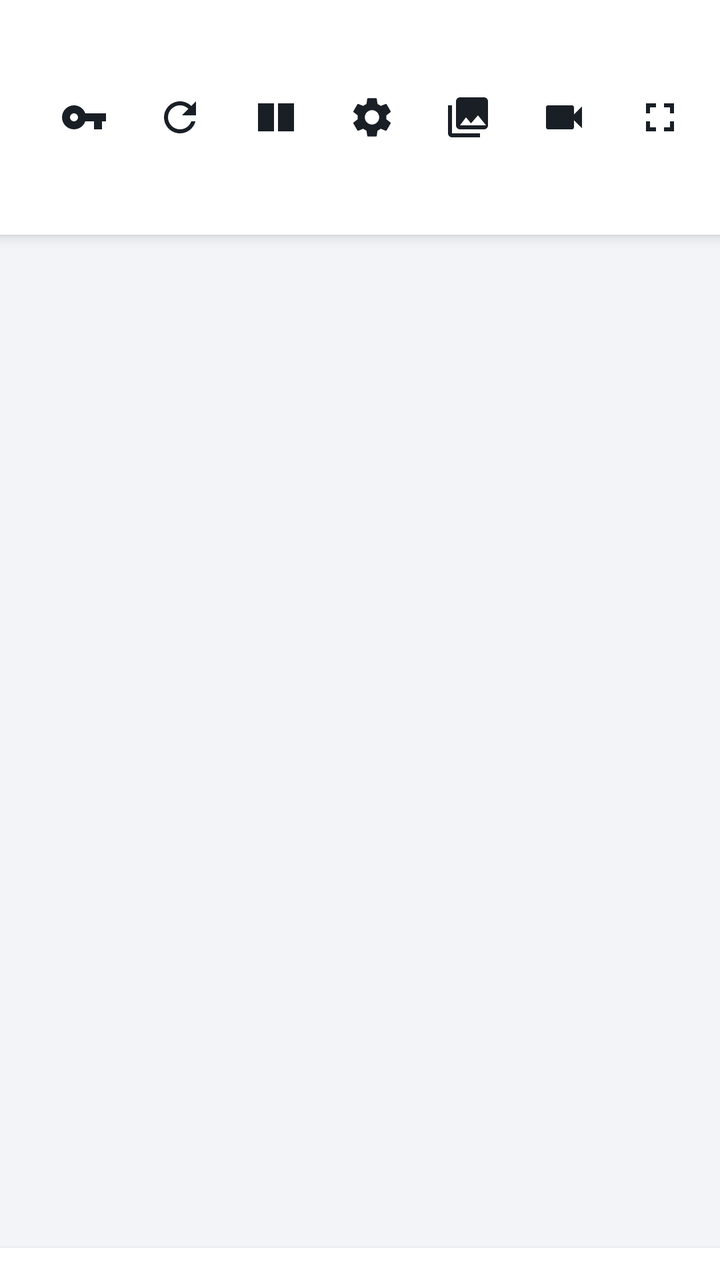
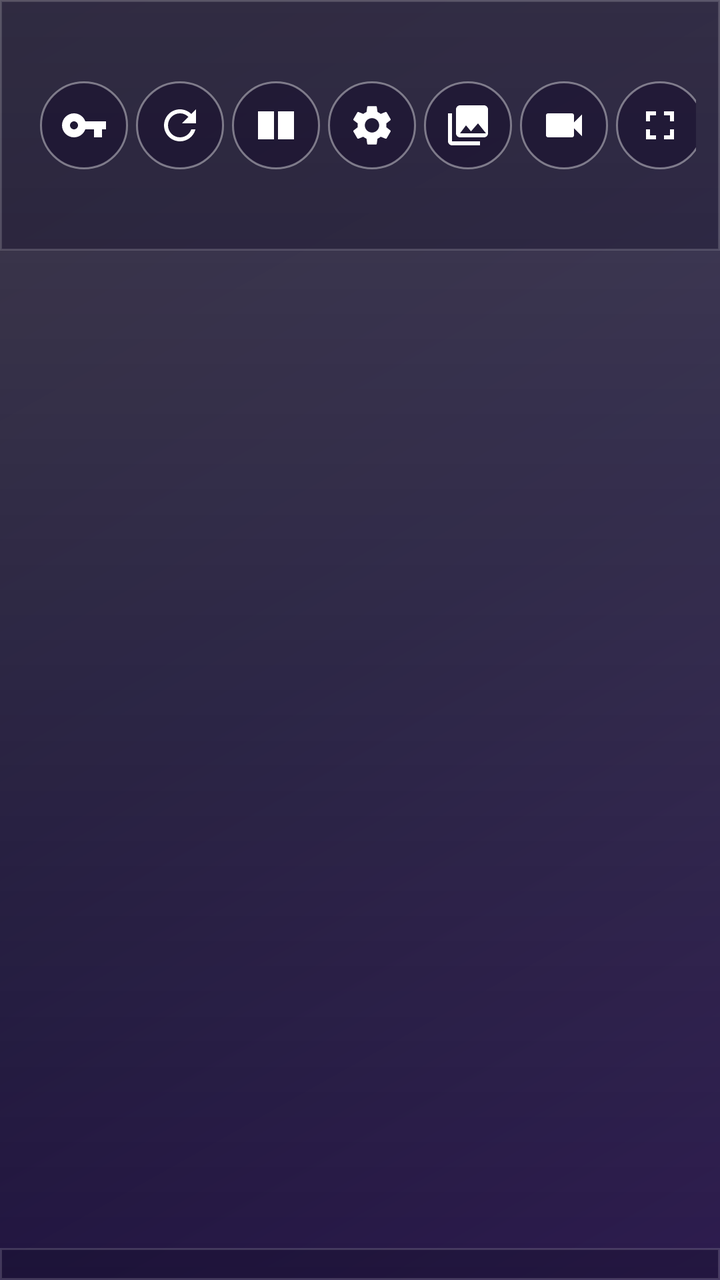

Screens rendered from an Android XML layout before and after an edit, with the pre-edit source and the edit as a unified diff.
<!-- AndroidManifest.xml: application theme Theme.UvcBlindCam -->
<!-- res/layout/activity_main.xml -->
<?xml version="1.0" encoding="utf-8"?>
<LinearLayout xmlns:android="http://schemas.android.com/apk/res/android"
    android:layout_width="match_parent"
    android:layout_height="match_parent"
    android:background="?android:colorBackground"
    android:orientation="vertical">

    
    <LinearLayout
        android:id="@+id/barTop"
        android:layout_width="match_parent"
        android:layout_height="wrap_content"
        android:background="?attr/appBar"
        android:elevation="4dp"
        android:gravity="center_vertical"
        android:orientation="horizontal"
        android:paddingStart="16dp"
        android:paddingTop="6dp"
        android:paddingEnd="10dp"
        android:paddingBottom="6dp">

        <TextView
            android:layout_width="0dp"
            android:layout_height="wrap_content"
            android:layout_weight="1"
            android:text="@string/app_title"
            android:textColor="?attr/colorOnSurface"
            android:textSize="18sp"
            android:textStyle="bold" />

        <ImageButton
            android:id="@+id/btnGrant"
            style="@style/BlindCam.ToolButton"
            android:contentDescription="@string/btn_grant_all"
            android:src="@drawable/ic_key" />

        <ImageButton
            android:id="@+id/btnRefresh"
            style="@style/BlindCam.ToolButton"
            android:contentDescription="@string/btn_refresh"
            android:src="@drawable/ic_refresh" />

        <ImageButton
            android:id="@+id/btnLayout"
            style="@style/BlindCam.ToolButton"
            android:contentDescription="@string/btn_layout"
            android:src="@drawable/ic_layout" />

        <ImageButton
            android:id="@+id/btnSettings"
            style="@style/BlindCam.ToolButton"
            android:contentDescription="@string/btn_settings"
            android:src="@drawable/ic_settings" />

        <ImageButton
            android:id="@+id/btnGallery"
            style="@style/BlindCam.ToolButton"
            android:contentDescription="@string/btn_gallery"
            android:src="@drawable/ic_gallery" />

        <ImageButton
            android:id="@+id/btnRecordAll"
            style="@style/BlindCam.ToolButton"
            android:contentDescription="@string/btn_record_all"
            android:src="@drawable/ic_videocam" />

        <ImageButton
            android:id="@+id/btnFullscreen"
            style="@style/BlindCam.ToolButton"
            android:contentDescription="@string/btn_fullscreen"
            android:src="@drawable/ic_fullscreen" />
    </LinearLayout>

    
    <FrameLayout
        android:id="@+id/previewArea"
        android:layout_width="match_parent"
        android:layout_height="0dp"
        android:layout_weight="1">

        <GridLayout
            android:id="@+id/gridPreview"
            android:layout_width="match_parent"
            android:layout_height="match_parent"
            android:columnCount="2"
            android:rowCount="2" />

        
        <TextView
            android:id="@+id/tvEmpty"
            android:layout_width="wrap_content"
            android:layout_height="wrap_content"
            android:layout_gravity="center"
            android:gravity="center"
            android:text="@string/no_device"
            android:textColor="#88FFFFFF"
            android:textSize="16sp"
            android:visibility="gone" />
    </FrameLayout>

    
    <HorizontalScrollView
        android:id="@+id/barBottom"
        android:layout_width="match_parent"
        android:layout_height="wrap_content"
        android:background="?attr/appBar"
        android:elevation="4dp"
        android:scrollbars="none">

        <LinearLayout
            android:id="@+id/llDeviceList"
            android:layout_width="wrap_content"
            android:layout_height="wrap_content"
            android:orientation="horizontal"
            android:paddingStart="12dp"
            android:paddingTop="8dp"
            android:paddingEnd="12dp"
            android:paddingBottom="8dp" />
    </HorizontalScrollView>

</LinearLayout>
<!-- resources referenced by this layout -->
<resources>
  <!-- drawable ic_fullscreen (drawable) -->
  <vector xmlns:android="http://schemas.android.com/apk/res/android"
      android:width="24dp"
      android:height="24dp"
      android:viewportWidth="24"
      android:viewportHeight="24">
      <path
          android:fillColor="#FF000000"
          android:pathData="M7 14H5v5h5v-2H7v-3zm-2-4h2V7h3V5H5v5zm12 7h-3v2h5v-5h-2v3zM14 5v2h3v3h2V5h-5z" />
  </vector>
  <!-- drawable ic_gallery (drawable) -->
  <vector xmlns:android="http://schemas.android.com/apk/res/android"
      android:width="24dp"
      android:height="24dp"
      android:viewportWidth="24"
      android:viewportHeight="24">
      <path
          android:fillColor="#FF000000"
          android:pathData="M22,16V4c0,-1.1 -0.9,-2 -2,-2H8C6.9,2 6,2.9 6,4v12c0,1.1 0.9,2 2,2h12c1.1,0 2,-0.9 2,-2zM11,12l2.5,3.01L17,11l4,5H8l3,-4zM2,6v14c0,1.1 0.9,2 2,2h14v-2H4V6H2z" />
  </vector>
  <!-- drawable ic_layout (drawable) -->
  <vector xmlns:android="http://schemas.android.com/apk/res/android"
      android:width="24dp"
      android:height="24dp"
      android:viewportWidth="24"
      android:viewportHeight="24">
      <path
          android:fillColor="#FF000000"
          android:pathData="M3 5h8v14H3V5zm10 0h8v14h-8V5z" />
  </vector>
  <!-- drawable ic_videocam (drawable) -->
  <vector xmlns:android="http://schemas.android.com/apk/res/android"
      android:width="24dp"
      android:height="24dp"
      android:viewportWidth="24"
      android:viewportHeight="24">
      <path
          android:fillColor="#FF000000"
          android:pathData="M17 10.5V7c0-.55-.45-1-1-1H4c-.55 0-1 .45-1 1v10c0 .55.45 1 1 1h12c.55 0 1-.45 1-1v-3.5l4 4v-11l-4 4z" />
  </vector>
  <string name="app_title">盲区辅助</string>
  <string name="btn_fullscreen">全屏</string>
  <string name="btn_gallery">相册</string>
  <string name="btn_grant_all">一键授权</string>
  <string name="btn_layout">切换布局</string>
  <string name="btn_record_all">总录像</string>
  <string name="btn_refresh">刷新</string>
  <string name="btn_settings">设置</string>
  <string name="no_device">未检测到 USB 摄像头\n请插入 USB 摄像头</string>
  <color name="brand_blue">#FF1565C0</color>
  <color name="brand_blue_dark">#FF0D47A1</color>
  <color name="white">#FFFFFFFF</color>
  <!-- unchanged entries left out for length: 5 -->
</resources>

<!-- the commit's change to res/layout/activity_main.xml (unified diff, before → after) -->
@@ -2,7 +2,7 @@
 <LinearLayout xmlns:android="http://schemas.android.com/apk/res/android"
     android:layout_width="match_parent"
     android:layout_height="match_parent"
-    android:background="?android:colorBackground"
+    android:background="@drawable/bg_gradient_dark"
     android:orientation="vertical">
 
     
@@ -10,64 +10,76 @@
         android:id="@+id/barTop"
         android:layout_width="match_parent"
         android:layout_height="wrap_content"
-        android:background="?attr/appBar"
-        android:elevation="4dp"
+        android:background="@drawable/bg_glass_bar"
         android:gravity="center_vertical"
         android:orientation="horizontal"
         android:paddingStart="16dp"
-        android:paddingTop="6dp"
-        android:paddingEnd="10dp"
-        android:paddingBottom="6dp">
+        android:paddingTop="8dp"
+        android:paddingEnd="12dp"
+        android:paddingBottom="8dp">
 
         <TextView
             android:layout_width="0dp"
             android:layout_height="wrap_content"
             android:layout_weight="1"
             android:text="@string/app_title"
-            android:textColor="?attr/colorOnSurface"
-            android:textSize="18sp"
-            android:textStyle="bold" />
+            android:textColor="#FFFFFF"
+            android:textSize="19sp" />
 
         <ImageButton
             android:id="@+id/btnGrant"
             style="@style/BlindCam.ToolButton"
+            android:background="@drawable/bg_play_badge"
             android:contentDescription="@string/btn_grant_all"
+            android:tint="#FFFFFF"
             android:src="@drawable/ic_key" />
 
         <ImageButton
             android:id="@+id/btnRefresh"
             style="@style/BlindCam.ToolButton"
+            android:background="@drawable/bg_play_badge"
             android:contentDescription="@string/btn_refresh"
+            android:tint="#FFFFFF"
             android:src="@drawable/ic_refresh" />
 
         <ImageButton
             android:id="@+id/btnLayout"
             style="@style/BlindCam.ToolButton"
+            android:background="@drawable/bg_play_badge"
             android:contentDescription="@string/btn_layout"
+            android:tint="#FFFFFF"
             android:src="@drawable/ic_layout" />
 
         <ImageButton
             android:id="@+id/btnSettings"
             style="@style/BlindCam.ToolButton"
+            android:background="@drawable/bg_play_badge"
             android:contentDescription="@string/btn_settings"
+            android:tint="#FFFFFF"
             android:src="@drawable/ic_settings" />
 
         <ImageButton
             android:id="@+id/btnGallery"
             style="@style/BlindCam.ToolButton"
+            android:background="@drawable/bg_play_badge"
             android:contentDescription="@string/btn_gallery"
+            android:tint="#FFFFFF"
             android:src="@drawable/ic_gallery" />
 
         <ImageButton
             android:id="@+id/btnRecordAll"
             style="@style/BlindCam.ToolButton"
+            android:background="@drawable/bg_play_badge"
             android:contentDescription="@string/btn_record_all"
+            android:tint="#FFFFFF"
             android:src="@drawable/ic_videocam" />
 
         <ImageButton
             android:id="@+id/btnFullscreen"
             style="@style/BlindCam.ToolButton"
+            android:background="@drawable/bg_play_badge"
             android:contentDescription="@string/btn_fullscreen"
+            android:tint="#FFFFFF"
             android:src="@drawable/ic_fullscreen" />
     </LinearLayout>
 
@@ -93,8 +105,8 @@
             android:layout_gravity="center"
             android:gravity="center"
             android:text="@string/no_device"
-            android:textColor="#88FFFFFF"
-            android:textSize="16sp"
+            android:textColor="#CCFFFFFF"
+            android:textSize="17sp"
             android:visibility="gone" />
     </FrameLayout>
 
@@ -103,8 +115,7 @@
         android:id="@+id/barBottom"
         android:layout_width="match_parent"
         android:layout_height="wrap_content"
-        android:background="?attr/appBar"
-        android:elevation="4dp"
+        android:background="@drawable/bg_glass_bar"
         android:scrollbars="none">
 
         <LinearLayout
<!-- resource entries referenced after the edit -->
@@ -1,5 +1,47 @@
 <!-- resources referenced by this layout -->
 <resources>
+  <!-- drawable bg_glass_bar (drawable) -->
+  <?xml version="1.0" encoding="utf-8"?>
+  <shape xmlns:android="http://schemas.android.com/apk/res/android"
+      android:shape="rectangle">
+      <solid android:color="#5C14102A" />
+      <stroke
+          android:width="1dp"
+          android:color="#26FFFFFF" />
+  </shape>
+  <!-- drawable bg_gradient_dark (drawable) -->
+  <?xml version="1.0" encoding="utf-8"?>
+  <layer-list xmlns:android="http://schemas.android.com/apk/res/android">
+      <item>
+          <shape android:shape="rectangle">
+              <gradient
+                  android:angle="135"
+                  android:startColor="#FF2C1B4D"
+                  android:centerColor="#FF171033"
+                  android:endColor="#FF100B21"
+                  android:type="linear" />
+          </shape>
+      </item>
+      
+      <item>
+          <shape android:shape="rectangle">
+              <gradient
+                  android:angle="270"
+                  android:startColor="#33FFFFFF"
+                  android:endColor="#00000000"
+                  android:type="linear" />
+          </shape>
+      </item>
+  </layer-list>
+  <!-- drawable bg_play_badge (drawable) -->
+  <?xml version="1.0" encoding="utf-8"?>
+  <shape xmlns:android="http://schemas.android.com/apk/res/android"
+      android:shape="oval">
+      <solid android:color="#80140B2B" />
+      <stroke
+          android:width="1dp"
+          android:color="#66FFFFFF" />
+  </shape>
   <!-- drawable ic_fullscreen (drawable) -->
   <vector xmlns:android="http://schemas.android.com/apk/res/android"
       android:width="24dp"
